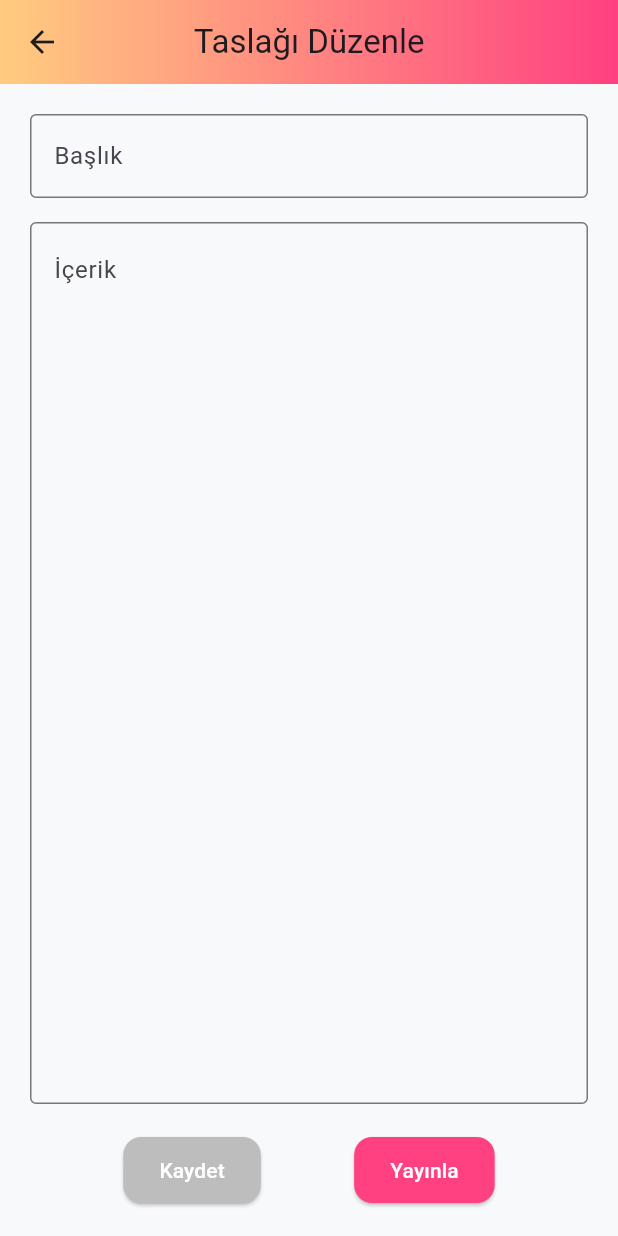
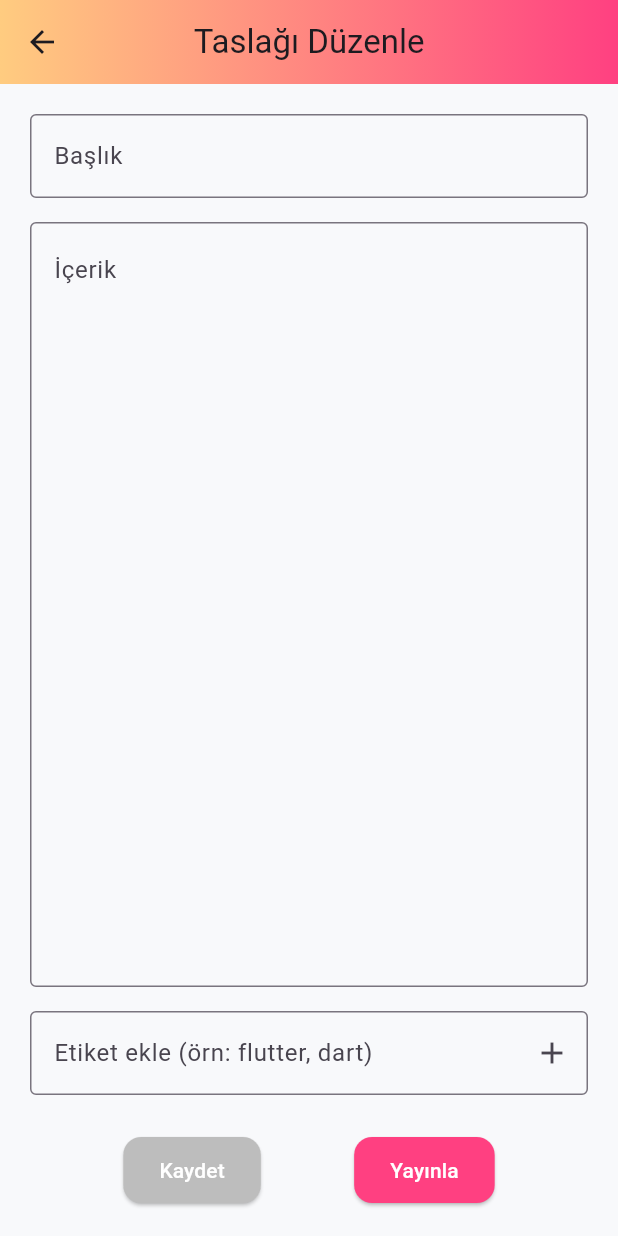
Before and after one commit to edamerveatalay/inkverse_flutter, a Flutter app: the DraftsEditPage screen opened directly with empty values, on a phone screen of 412 x 824 dp. Run offline on Flutter 3.47's test engine with Material 3 defaults, Android fonts, the light colour scheme and no system bars; our stand-ins replace dio, flutter_secure_storage, get, get_storage, shared_preferences; accounts and stored records are empty.

Commit message:
Taslak düzenleme sayfasına etiket eklendi

```diff
--- a/lib/app/ui/pages/drafts_edit_page.dart
+++ b/lib/app/ui/pages/drafts_edit_page.dart
@@ -3,7 +3,6 @@ import 'package:get/get.dart';
 import 'package:inkverse_flutter/app/routers/app_pages.dart' as app_pages;
 import 'package:inkverse_flutter/services/blog_api.dart';
 import 'package:inkverse_flutter/app/models/blog.dart';
-import 'package:inkverse_flutter/app/ui/pages/drafts_page.dart';
 
 class DraftsEditPage extends StatefulWidget {
   final Blog draft;
@@ -17,6 +16,8 @@ class _DraftsEditPageState extends State<DraftsEditPage> {
   final BlogApi _blogApi = BlogApi();
   late TextEditingController titleController;
   late TextEditingController contentController;
+  final TextEditingController tagController = TextEditingController();
+  List<String> tags = [];
   bool isLoading = false;
 
   @override
@@ -24,12 +25,14 @@ class _DraftsEditPageState extends State<DraftsEditPage> {
     super.initState();
     titleController = TextEditingController(text: widget.draft.title);
     contentController = TextEditingController(text: widget.draft.content);
+    tags = widget.draft.tags ?? [];
   }
 
   @override
   void dispose() {
     titleController.dispose();
     contentController.dispose();
+    tagController.dispose();
     super.dispose();
   }
 
@@ -45,10 +48,10 @@ class _DraftsEditPageState extends State<DraftsEditPage> {
         id: widget.draft.id!,
         title: titleController.text,
         content: contentController.text,
+        tags: tags,
       );
 
       Get.snackbar("Başarılı", "Taslak güncellendi");
-
       Get.offAllNamed(app_pages.AppPages.DRAFTS);
     } catch (e) {
       Get.snackbar("Hata", "Taslak güncellenemedi: $e");
@@ -60,10 +63,12 @@ class _DraftsEditPageState extends State<DraftsEditPage> {
   Future<void> _publishDraft() async {
     setState(() => isLoading = true);
     try {
-      await _blogApi.publishBlog(widget.draft.id!);
+      await _blogApi.publishBlog(
+        id: widget.draft.id!,
+        tags: tags, // tags listeni buradan gönderiyorsun
+      );
 
       Get.snackbar("Başarılı", "Taslak yayınlandı!");
-
       Get.offAllNamed(app_pages.AppPages.DRAFTS);
     } catch (e) {
       Get.snackbar("Hata", "Yayınlama başarısız: $e");
@@ -89,9 +94,10 @@ class _DraftsEditPageState extends State<DraftsEditPage> {
       body: isLoading
           ? const Center(child: CircularProgressIndicator())
           : Padding(
-              padding: const EdgeInsets.all(20),
+              padding: const EdgeInsets.all(20.0),
               child: Column(
                 children: [
+                  // Başlık TextField
                   TextField(
                     controller: titleController,
                     decoration: const InputDecoration(
@@ -100,6 +106,8 @@ class _DraftsEditPageState extends State<DraftsEditPage> {
                     ),
                   ),
                   const SizedBox(height: 16),
+
+                  // İçerik TextField
                   Expanded(
                     child: TextField(
                       controller: contentController,
@@ -113,7 +121,53 @@ class _DraftsEditPageState extends State<DraftsEditPage> {
                       textAlignVertical: TextAlignVertical.top,
                     ),
                   ),
-                  const SizedBox(height: 20),
+                  const SizedBox(height: 16),
+
+                  // Etiket ekleme TextField
+                  TextField(
+                    controller: tagController,
+                    decoration: InputDecoration(
+                      labelText: "Etiket ekle (örn: flutter, dart)",
+                      suffixIcon: IconButton(
+                        icon: const Icon(Icons.add),
+                        onPressed: () {
+                          if (tagController.text.trim().isNotEmpty) {
+                            setState(() {
+                              tags.add(tagController.text.trim());
+                              tagController.clear();
+                            });
+                          }
+                        },
+                      ),
+                      border: const OutlineInputBorder(),
+                    ),
+                  ),
+                  const SizedBox(height: 10),
+
+                  // Etiketlerin gösterimi
+                  Align(
+                    alignment: Alignment.centerLeft,
+                    child: Wrap(
+                      spacing: 8,
+                      runSpacing: 6,
+                      children: tags
+                          .map(
+                            (tag) => Chip(
+                              label: Text(tag),
+                              deleteIcon: const Icon(Icons.close),
+                              onDeleted: () {
+                                setState(() {
+                                  tags.remove(tag);
+                                });
+                              },
+                            ),
+                          )
+                          .toList(),
+                    ),
+                  ),
+                  const SizedBox(height: 16),
+
+                  // Kaydet ve Yayınla butonları
                   Row(
                     mainAxisAlignment: MainAxisAlignment.spaceEvenly,
                     children: [
```
Also changed, not shown: lib/services/blog_api.dart (+10 -3 lines).
